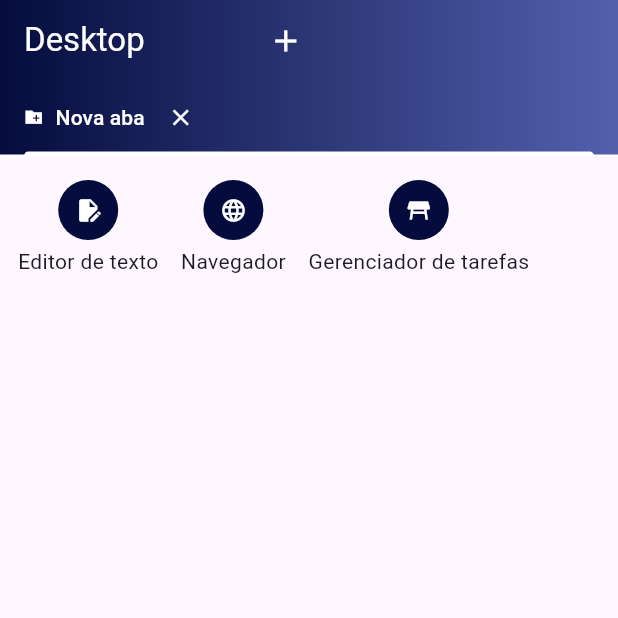
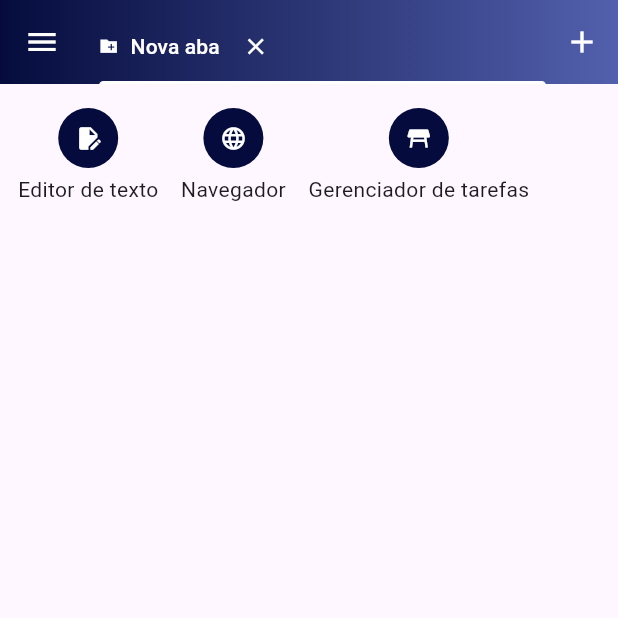
Before and after one commit to auguzsto/abas_desktop, a Flutter app: the screen it shows after launch, on a phone screen of 412 x 824 dp, the top half of it. Run offline on Flutter 3.47's test engine with Material 3 defaults, Android fonts, the light colour scheme and no system bars; missing offline and left inert: webview_windows.

Commit message:
feat: Remoção de título "Desktop" + abas no topo como prioridade.

```diff
--- a/lib/application/main/main_view.dart
+++ b/lib/application/main/main_view.dart
@@ -15,6 +15,7 @@ class MainView extends StatelessWidget {
       animationDuration: Duration.zero,
       length: mainViewModel.processos.length,
       child: Scaffold(
+        drawer: Drawer(),
         appBar: AppBar(
           flexibleSpace: Container(
             decoration: BoxDecoration(
@@ -26,24 +27,19 @@ class MainView extends StatelessWidget {
               ),
             ),
           ),
+          titleSpacing: 0,
           title: Row(
             children: [
-              Text("Desktop"),
-              SizedBox(width: 70),
-              IconButton(
-                onPressed: () => mainViewModel.adicionar(MainWidget()),
-                icon: Icon(Icons.add),
-              ),
-            ],
-          ),
-          bottom: TabBar(
+              Expanded(
+                child: TabBar(
                   indicatorColor: Colors.white,
                   labelColor: Colors.white,
-            dividerColor: Colors.white,
                   isScrollable: false,
                   onTap: (value) => mainViewModel.selecionar(value),
                   unselectedLabelColor: Colors.white,
                   unselectedLabelStyle: TextStyle(fontSize: 10),
+                  dividerHeight: 0,
+                  labelPadding: EdgeInsets.only(top: 8, left: 10),
                   tabs: List.generate(mainViewModel.processos.length, (index) {
                     return Row(
                       children: [
@@ -51,15 +47,30 @@ class MainView extends StatelessWidget {
                           child: Row(
                             spacing: 8,
                             children: [
-                        Icon(mainViewModel.processos[index].programa.icone, size: 13),
-                        Text(mainViewModel.processos[index].programa.titulo)
+                              Icon(
+                                mainViewModel.processos[index].programa.icone,
+                                size: 13,
+                              ),
+                              Text(
+                                mainViewModel.processos[index].programa.titulo,
+                              ),
                             ],
-                    )
                           ),
-                  IconButton(onPressed: () => mainViewModel.remover(index), icon: Icon(Icons.close, size: 18,))
+                        ),
+                        IconButton(
+                          onPressed: () => mainViewModel.remover(index),
+                          icon: Icon(Icons.close, size: 18),
+                        ),
                       ],
                     );
                   }),
+                ),
+              ),
+              IconButton(
+                onPressed: () => mainViewModel.adicionar(MainWidget()),
+                icon: Icon(Icons.add),
+              ),
+            ],
           ),
           foregroundColor: Colors.white,
         ),
```
Lines whose indentation alone changed are shown as unchanged.
